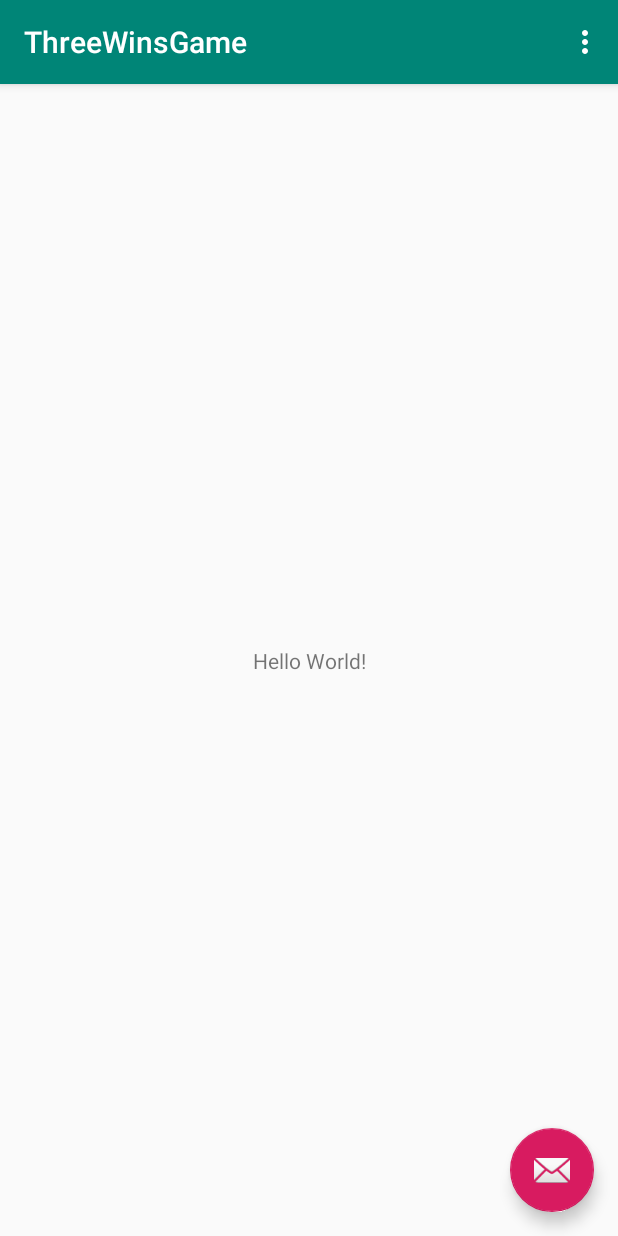
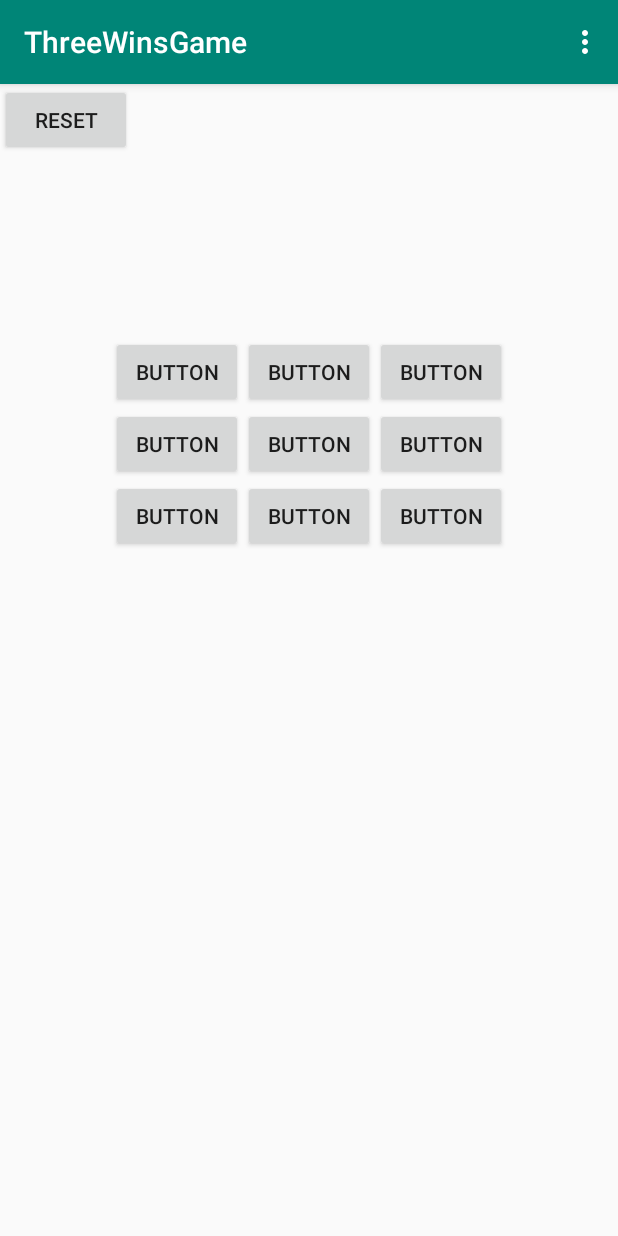
Before and after one commit to Harriss1/ThreeWinsGrafic, an Android app: the screen it shows after launch (MainActivity), on a phone screen of 412 x 824 dp. Run offline under Robolectric (Android 15) with nearby library versions, the phone set to English and light mode, and no system bars.

Commit message:
basic layout sketch version number output with gradle

```diff
--- a/app/src/main/java/com/example/threewinsgame/MainActivity.java
+++ b/app/src/main/java/com/example/threewinsgame/MainActivity.java
@@ -18,14 +18,7 @@ public class MainActivity extends AppCompatActivity {
         Toolbar toolbar = findViewById(R.id.toolbar);
         setSupportActionBar(toolbar);
 
-        FloatingActionButton fab = findViewById(R.id.fab);
-        fab.setOnClickListener(new View.OnClickListener() {
-            @Override
-            public void onClick(View view) {
-                Snackbar.make(view, "Replace with your own action", Snackbar.LENGTH_LONG)
-                        .setAction("Action", null).show();
-            }
-        });
+
     }
 
     @Override
--- a/app/src/main/java/com/example/threewinsgame/Model/VersionControl.java
+++ b/app/src/main/java/com/example/threewinsgame/Model/VersionControl.java
@@ -2,53 +2,67 @@ package com.example.threewinsgame.Model;
 //package com.example.smallcalculations.BuildConfig;
 
 import com.example.threewinsgame.BuildConfig;
-
+//todo decide if version numbers are set in gradle or here
+//todo make grade output the same string as filename
 
 public class VersionControl {
 
     //edit manually:
-    private final int major = 1;
-    private final int minor = 0;
+    private final int major = 0;
+    private final int minor = 1;
     private final int patch = 0;
-    private final boolean isSnapshot = false;
-    private final String comment = "firstVersioningTry";
+    private final boolean labelSnapshot = false;
+    private String snapSuffix = "pre-"; //add minus after suffix e.g. "beta-"
+    private String comment = "-firstVersioningTry"; //add minus before comment e.g. "-addedLanguageOption"
     private final boolean useComment = false;
 
     //inserted automatically
     BuildConfig buildConfig = new BuildConfig();
     private final int formattedDate = buildConfig.formattedDate;
     private final int formattedTime = buildConfig.formattedTime;
+    /*todo minSdkVersion 16
+    todo get Screen Sizes or GL Texture Format*/
+    private final int minSdkVersion = 16;
+    private final int screenSize = 0;
 
 
     public VersionControl() {
-
     }
 
     public int getVersionCode() {
-        return 10000;
-        //its recommended to include the API and the target resolution type, I don't do that because
-        //I want to learn basic versioning that is generally applied to all languages.
-        //Just getting doubts, because every language and API maybe needs individual versioning...
+        int versionCode =
+                minSdkVersion * 10000000 +
+                screenSize * 100000 +
+                major * 10000 +
+                minor * 100 +
+                patch;
+        return versionCode;
+        //its suggested from a external android dev to include the API and the target resolution type
+        // every language and API maybe needs individual versioning...
+        //
+        // For example, when the application version name is 3.1.0, the version
+        // code for a minimum API level 4 APK would be something like 040030100.
+        // The first two digits are reserved for the minimum API Level (4 in this case),
+        // the third digit is for either screen sizes or GL texture formats (not used in this
+        // example, so a 0 is assigned), and the last six digits are for the application’s version
+        // name (3.1.0).
+        // https://medium.com/@maxirosson/versioning-android-apps-d6ec171cfd82
     }
 
     public String getVersionString() {
-        String suffix = "";
-        if (isSnapshot) suffix = "pre-";
-        String comment = "";
-        if (useComment) comment="-"+this.comment;
+        if (!labelSnapshot) snapSuffix = "";
+        if (!useComment) comment= "";
+
         String version =
                 Integer.toString(major) + "." +
                 Integer.toString(minor) + "." +
                 Integer.toString(patch) + "-" +
-                suffix +
+                snapSuffix +
                 Integer.toString(formattedDate) + "." +
                 Integer.toString(formattedTime) +
                 comment;
 
-
-
         //return "1.0.0-snap-20190304.2038-withSpice";
-
         return version;
     }
 }
@@ -76,12 +90,8 @@ gradle script:
         release {
             minifyEnabled false
             proguardFiles getDefaultProguardFile('proguard-android-optimize.txt'), 'proguard-rules.pro'
-
-            buildConfigField "int", "FOO", "52"
         }
         debug{
-            buildConfigField "int", "FOO", "52"
-
             //def dateX = new Date().format("dd-MM-yyyy-hh-mm-ss")
             //buildConfigField "String", "buildDateTry", dateX
             def date = new Date()
--- a/app/src/main/res/layout/activity_main.xml
+++ b/app/src/main/res/layout/activity_main.xml
@@ -22,12 +22,4 @@
 
     <include layout="@layout/content_main" />
 
-    <android.support.design.widget.FloatingActionButton
-        android:id="@+id/fab"
-        android:layout_width="wrap_content"
-        android:layout_height="wrap_content"
-        android:layout_gravity="bottom|end"
-        android:layout_margin="@dimen/fab_margin"
-        app:srcCompat="@android:drawable/ic_dialog_email" />
-
 </android.support.design.widget.CoordinatorLayout>
--- a/app/src/main/res/layout/content_main.xml
+++ b/app/src/main/res/layout/content_main.xml
@@ -8,13 +8,100 @@
     tools:context=".MainActivity"
     tools:showIn="@layout/activity_main">
 
-    <TextView
+    <Button
+        android:id="@+id/button"
         android:layout_width="wrap_content"
         android:layout_height="wrap_content"
-        android:text="Hello World!"
-        app:layout_constraintBottom_toBottomOf="parent"
-        app:layout_constraintLeft_toLeftOf="parent"
-        app:layout_constraintRight_toRightOf="parent"
-        app:layout_constraintTop_toTopOf="parent" />
+        android:text="Reset"
+        tools:layout_editor_absoluteX="16dp"
+        tools:layout_editor_absoluteY="16dp" />
+
+    <Button
+        android:id="@+id/a1"
+        android:layout_width="wrap_content"
+        android:layout_height="wrap_content"
+        android:layout_marginTop="8dp"
+        android:text="Button"
+        app:layout_constraintEnd_toStartOf="@+id/a2"
+        app:layout_constraintTop_toTopOf="@+id/guideline" />
+
+    <Button
+        android:id="@+id/a2"
+        android:layout_width="wrap_content"
+        android:layout_height="wrap_content"
+        android:layout_marginTop="8dp"
+        android:text="Button"
+        app:layout_constraintEnd_toEndOf="parent"
+        app:layout_constraintHorizontal_bias="0.5"
+        app:layout_constraintStart_toStartOf="parent"
+        app:layout_constraintTop_toTopOf="@+id/guideline" />
+
+    <Button
+        android:id="@+id/a3"
+        android:layout_width="wrap_content"
+        android:layout_height="wrap_content"
+        android:layout_marginTop="8dp"
+        android:text="Button"
+        app:layout_constraintStart_toEndOf="@+id/a2"
+        app:layout_constraintTop_toTopOf="@+id/guideline" />
+
+    <Button
+        android:id="@+id/b1"
+        android:layout_width="wrap_content"
+        android:layout_height="wrap_content"
+        android:text="Button"
+        app:layout_constraintEnd_toStartOf="@+id/b2"
+        app:layout_constraintTop_toBottomOf="@+id/a1" />
+
+    <Button
+        android:id="@+id/b2"
+        android:layout_width="wrap_content"
+        android:layout_height="wrap_content"
+        android:text="Button"
+        app:layout_constraintEnd_toEndOf="parent"
+        app:layout_constraintHorizontal_bias="0.5"
+        app:layout_constraintStart_toStartOf="parent"
+        app:layout_constraintTop_toBottomOf="@+id/a2" />
+
+    <Button
+        android:id="@+id/b3"
+        android:layout_width="wrap_content"
+        android:layout_height="wrap_content"
+        android:text="Button"
+        app:layout_constraintStart_toEndOf="@+id/b2"
+        app:layout_constraintTop_toBottomOf="@+id/a3" />
+
+    <Button
+        android:id="@+id/c1"
+        android:layout_width="wrap_content"
+        android:layout_height="wrap_content"
+        android:text="Button"
+        app:layout_constraintEnd_toStartOf="@+id/c2"
+        app:layout_constraintTop_toBottomOf="@+id/b1" />
+
+    <Button
+        android:id="@+id/c2"
+        android:layout_width="wrap_content"
+        android:layout_height="wrap_content"
+        android:text="Button"
+        app:layout_constraintEnd_toEndOf="parent"
+        app:layout_constraintHorizontal_bias="0.5"
+        app:layout_constraintStart_toStartOf="parent"
+        app:layout_constraintTop_toBottomOf="@+id/b2" />
+
+    <Button
+        android:id="@+id/c3"
+        android:layout_width="wrap_content"
+        android:layout_height="wrap_content"
+        android:text="Button"
+        app:layout_constraintStart_toEndOf="@+id/c2"
+        app:layout_constraintTop_toBottomOf="@+id/b3" />
+
+    <android.support.constraint.Guideline
+        android:id="@+id/guideline"
+        android:layout_width="wrap_content"
+        android:layout_height="wrap_content"
+        android:orientation="horizontal"
+        app:layout_constraintGuide_begin="160dp" />
 
 </android.support.constraint.ConstraintLayout>
```
